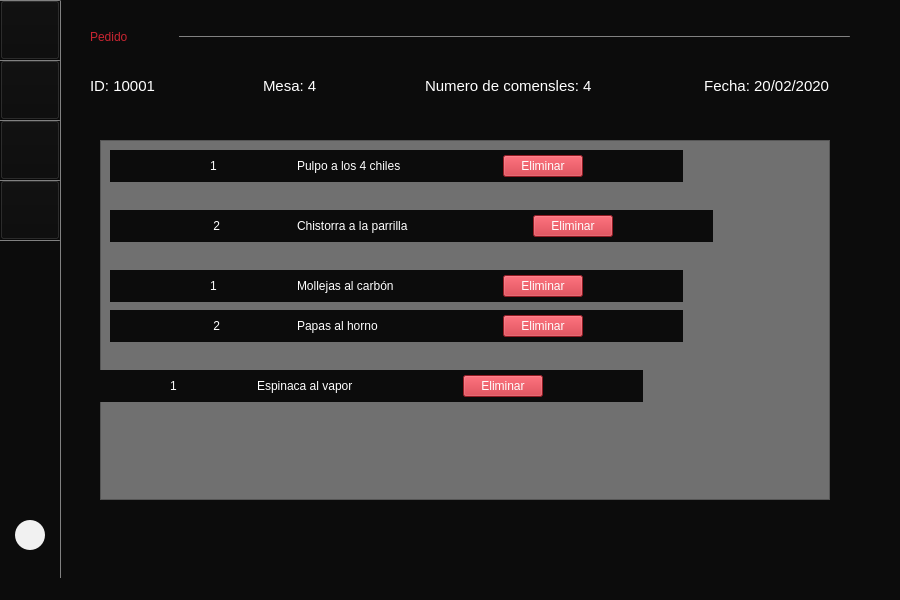
First picture: the form in Restaurante/Mesero/principal_mesero.ui, repository camvaz/restaurante-ihc, before the edit.
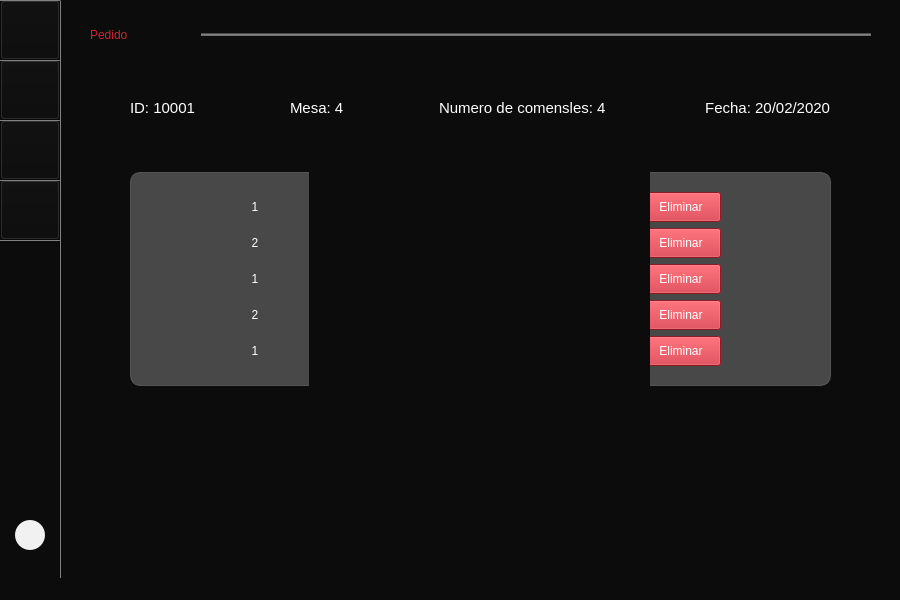
Second picture: the form after the edit. The open tabs and pages were chosen to show the change.

Commit message: cambios al layout de pedido

What changed in the file:
```diff
--- a/Restaurante/Mesero/principal_mesero.ui
+++ b/Restaurante/Mesero/principal_mesero.ui
@@ -212,7 +212,7 @@
       <x>80</x>
       <y>0</y>
       <width>801</width>
-      <height>581</height>
+      <height>583</height>
      </rect>
     </property>
     <property name="minimumSize">
@@ -231,7 +231,7 @@
      <string notr="true"/>
     </property>
     <property name="currentIndex">
-     <number>0</number>
+     <number>12</number>
     </property>
     <widget class="QWidget" name="page">
      <layout class="QGridLayout" name="gridLayout_26">
@@ -2131,7 +2131,7 @@
            <x>0</x>
            <y>0</y>
            <width>781</width>
-           <height>504</height>
+           <height>506</height>
           </rect>
          </property>
          <layout class="QGridLayout" name="gridLayout_2">
@@ -2205,7 +2205,7 @@
            <x>0</x>
            <y>0</y>
            <width>781</width>
-           <height>504</height>
+           <height>506</height>
           </rect>
          </property>
          <layout class="QGridLayout" name="gridLayout_3">
@@ -2247,7 +2247,7 @@
            <x>0</x>
            <y>0</y>
            <width>781</width>
-           <height>504</height>
+           <height>506</height>
           </rect>
          </property>
          <layout class="QGridLayout" name="gridLayout_4">
@@ -2321,7 +2321,7 @@
            <x>0</x>
            <y>0</y>
            <width>781</width>
-           <height>504</height>
+           <height>506</height>
           </rect>
          </property>
          <layout class="QGridLayout" name="gridLayout_5">
@@ -2395,7 +2395,7 @@
            <x>0</x>
            <y>0</y>
            <width>781</width>
-           <height>504</height>
+           <height>506</height>
           </rect>
          </property>
          <layout class="QGridLayout" name="gridLayout_7">
@@ -2500,7 +2500,7 @@
            <x>0</x>
            <y>0</y>
            <width>781</width>
-           <height>504</height>
+           <height>506</height>
           </rect>
          </property>
          <layout class="QGridLayout" name="gridLayout_8">
@@ -2574,7 +2574,7 @@
            <x>0</x>
            <y>0</y>
            <width>781</width>
-           <height>504</height>
+           <height>506</height>
           </rect>
          </property>
          <layout class="QGridLayout" name="gridLayout_9">
@@ -2648,7 +2648,7 @@
            <x>0</x>
            <y>0</y>
            <width>781</width>
-           <height>504</height>
+           <height>506</height>
           </rect>
          </property>
          <layout class="QGridLayout" name="gridLayout_10">
@@ -3011,7 +3011,7 @@
            <x>0</x>
            <y>0</y>
            <width>783</width>
-           <height>480</height>
+           <height>482</height>
           </rect>
          </property>
          <layout class="QGridLayout" name="gridLayout_11">
@@ -3088,7 +3088,7 @@
            <x>0</x>
            <y>0</y>
            <width>781</width>
-           <height>504</height>
+           <height>506</height>
           </rect>
          </property>
          <layout class="QGridLayout" name="gridLayout_6">
@@ -3169,47 +3169,13 @@
      </widget>
     </widget>
     <widget class="QWidget" name="page_14">
-     <widget class="Line" name="line_19">
-      <property name="geometry">
-       <rect>
-        <x>99</x>
-        <y>36</y>
-        <width>671</width>
-        <height>1</height>
-       </rect>
-      </property>
-      <property name="styleSheet">
-       <string notr="true">background-color:#707070;</string>
-      </property>
-      <property name="orientation">
-       <enum>Qt::Horizontal</enum>
-      </property>
-     </widget>
-     <widget class="QLabel" name="label_27">
-      <property name="geometry">
-       <rect>
-        <x>10</x>
-        <y>20</y>
-        <width>89</width>
-        <height>33</height>
-       </rect>
-      </property>
-      <property name="styleSheet">
-       <string notr="true">font: 16pt &quot;MS Shell Dlg 2&quot;;
-font: 75 16pt &quot;Noto Serif&quot;;
-color: rgb(201, 37, 49);</string>
-      </property>
-      <property name="text">
-       <string>Pedido</string>
-      </property>
-     </widget>
      <widget class="QLabel" name="label_pedido">
       <property name="geometry">
        <rect>
-        <x>210</x>
-        <y>180</y>
-        <width>300</width>
-        <height>250</height>
+        <x>229</x>
+        <y>140</y>
+        <width>341</width>
+        <height>311</height>
        </rect>
       </property>
       <property name="text">
@@ -3219,17 +3185,169 @@
        <bool>true</bool>
       </property>
      </widget>
+     <widget class="QWidget" name="">
+      <property name="geometry">
+       <rect>
+        <x>10</x>
+        <y>20</y>
+        <width>781</width>
+        <height>30</height>
+       </rect>
+      </property>
+      <layout class="QHBoxLayout" name="horizontalLayout_40">
+       <item>
+        <widget class="QLabel" name="label_27">
+         <property name="styleSheet">
+          <string notr="true">font: 16pt &quot;MS Shell Dlg 2&quot;;
+font: 75 16pt &quot;Noto Serif&quot;;
+color: rgb(201, 37, 49);</string>
+         </property>
+         <property name="text">
+          <string>Pedido</string>
+         </property>
+        </widget>
+       </item>
+       <item>
+        <widget class="Line" name="line_19">
+         <property name="minimumSize">
+          <size>
+           <width>670</width>
+           <height>0</height>
+          </size>
+         </property>
+         <property name="styleSheet">
+          <string notr="true">background-color:#707070;</string>
+         </property>
+         <property name="orientation">
+          <enum>Qt::Horizontal</enum>
+         </property>
+        </widget>
+       </item>
+      </layout>
+     </widget>
+     <widget class="QWidget" name="">
+      <property name="geometry">
+       <rect>
+        <x>50</x>
+        <y>60</y>
+        <width>701</width>
+        <height>326</height>
+       </rect>
+      </property>
+      <layout class="QVBoxLayout" name="verticalLayout_13">
+       <item>
+        <layout class="QGridLayout" name="gridLayout_12">
+         <item row="0" column="0">
+          <widget class="QLabel" name="label_25">
+           <property name="styleSheet">
+            <string notr="true">color: rgb(255, 255, 255);
+font: 11pt ;</string>
+           </property>
+           <property name="text">
+            <string>ID: 10001</string>
+           </property>
+          </widget>
+         </item>
+         <item row="0" column="1">
+          <spacer name="horizontalSpacer">
+           <property name="orientation">
+            <enum>Qt::Horizontal</enum>
+           </property>
+           <property name="sizeHint" stdset="0">
+            <size>
+             <width>40</width>
+             <height>20</height>
+            </size>
+           </property>
+          </spacer>
+         </item>
+         <item row="0" column="2">
+          <widget class="QLabel" name="label_26">
+           <property name="styleSheet">
+            <string notr="true">color: rgb(255, 255, 255);
+font: 11pt ;</string>
+           </property>
+           <property name="text">
+            <string>Mesa: 4</string>
+           </property>
+          </widget>
+         </item>
+         <item row="0" column="3">
+          <spacer name="horizontalSpacer_2">
+           <property name="orientation">
+            <enum>Qt::Horizontal</enum>
+           </property>
+           <property name="sizeHint" stdset="0">
+            <size>
+             <width>40</width>
+             <height>20</height>
+            </size>
+           </property>
+          </spacer>
+         </item>
+         <item row="0" column="4">
+          <widget class="QLabel" name="label_28">
+           <property name="styleSheet">
+            <string notr="true">color: rgb(255, 255, 255);
+font: 11pt ;</string>
+           </property>
+           <property name="text">
+            <string>Numero de comensles: 4</string>
+           </property>
+          </widget>
+         </item>
+         <item row="0" column="5">
+          <spacer name="horizontalSpacer_3">
+           <property name="orientation">
+            <enum>Qt::Horizontal</enum>
+           </property>
+           <property name="sizeHint" stdset="0">
+            <size>
+             <width>40</width>
+             <height>20</height>
+            </size>
+           </property>
+          </spacer>
+         </item>
+         <item row="0" column="6">
+          <widget class="QLabel" name="label_29">
+           <property name="styleSheet">
+            <string notr="true">color: rgb(255, 255, 255);
+font: 11pt ;</string>
+           </property>
+           <property name="text">
+            <string> Fecha: 20/02/2020</string>
+           </property>
+          </widget>
+         </item>
+        </layout>
+       </item>
+       <item>
+        <spacer name="verticalSpacer_24">
+         <property name="orientation">
+          <enum>Qt::Vertical</enum>
+         </property>
+         <property name="sizeType">
+          <enum>QSizePolicy::Fixed</enum>
+         </property>
+         <property name="sizeHint" stdset="0">
+          <size>
+           <width>20</width>
+           <height>10</height>
+          </size>
+         </property>
+        </spacer>
+       </item>
+       <item>
      <widget class="QFrame" name="frame_2">
-      <property name="geometry">
-       <rect>
-        <x>20</x>
-        <y>140</y>
-        <width>730</width>
-        <height>360</height>
-       </rect>
+         <property name="minimumSize">
+          <size>
+           <width>650</width>
+           <height>200</height>
+          </size>
       </property>
       <property name="styleSheet">
-       <string notr="true">QFrame{background:#707070}
+          <string notr="true">QFrame{background-color: rgba(112,112,112,0.6); border: 1px solid rgba(112,112,112,0.6); border-radius: 10px;}
  </string>
       </property>
       <property name="frameShape">
@@ -3238,15 +3356,289 @@
       <property name="frameShadow">
        <enum>QFrame::Raised</enum>
       </property>
-      <widget class="QWidget" name="">
-       <property name="geometry">
-        <rect>
-         <x>10</x>
-         <y>10</y>
-         <width>573</width>
-         <height>32</height>
-        </rect>
-       </property>
+         <layout class="QGridLayout" name="gridLayout_27">
+          <item row="2" column="0">
+           <layout class="QHBoxLayout" name="horizontalLayout_2">
+            <item>
+             <spacer name="horizontalSpacer_8">
+              <property name="orientation">
+               <enum>Qt::Horizontal</enum>
+              </property>
+              <property name="sizeType">
+               <enum>QSizePolicy::Fixed</enum>
+              </property>
+              <property name="sizeHint" stdset="0">
+               <size>
+                <width>100</width>
+                <height>20</height>
+               </size>
+              </property>
+             </spacer>
+            </item>
+            <item>
+             <widget class="QLabel" name="label_34">
+              <property name="minimumSize">
+               <size>
+                <width>30</width>
+                <height>20</height>
+               </size>
+              </property>
+              <property name="styleSheet">
+               <string notr="true">background-color: transparent; 
+ color:rgb(255, 255, 255);
+font: 10pt &quot;MS Shell Dlg 2&quot;;
+border:none;</string>
+              </property>
+              <property name="text">
+               <string>2</string>
+              </property>
+              <property name="alignment">
+               <set>Qt::AlignCenter</set>
+              </property>
+             </widget>
+            </item>
+            <item>
+             <spacer name="horizontalSpacer_9">
+              <property name="orientation">
+               <enum>Qt::Horizontal</enum>
+              </property>
+              <property name="sizeType">
+               <enum>QSizePolicy::Fixed</enum>
+              </property>
+              <property name="sizeHint" stdset="0">
+               <size>
+                <width>40</width>
+                <height>20</height>
+               </size>
+              </property>
+             </spacer>
+            </item>
+            <item>
+             <widget class="QLabel" name="label_35">
+              <property name="sizePolicy">
+               <sizepolicy hsizetype="Fixed" vsizetype="Preferred">
+                <horstretch>0</horstretch>
+                <verstretch>0</verstretch>
+               </sizepolicy>
+              </property>
+              <property name="minimumSize">
+               <size>
+                <width>180</width>
+                <height>30</height>
+               </size>
+              </property>
+              <property name="maximumSize">
+               <size>
+                <width>135</width>
+                <height>30</height>
+               </size>
+              </property>
+              <property name="styleSheet">
+               <string notr="true">font: 10pt &quot;MS Shell Dlg 2&quot;;
+background-color: transparent; 
+color:rgb(255, 255, 255);
+border:none;</string>
+              </property>
+              <property name="text">
+               <string>Chistorra a la parrilla</string>
+              </property>
+             </widget>
+            </item>
+            <item>
+             <spacer name="horizontalSpacer_10">
+              <property name="orientation">
+               <enum>Qt::Horizontal</enum>
+              </property>
+              <property name="sizeHint" stdset="0">
+               <size>
+                <width>40</width>
+                <height>20</height>
+               </size>
+              </property>
+             </spacer>
+            </item>
+            <item>
+             <widget class="QPushButton" name="pushButton_2">
+              <property name="minimumSize">
+               <size>
+                <width>80</width>
+                <height>30</height>
+               </size>
+              </property>
+              <property name="styleSheet">
+               <string notr="true">background-color:#C92531;
+color: rgb(255, 255, 255);</string>
+              </property>
+              <property name="text">
+               <string>Eliminar</string>
+              </property>
+             </widget>
+            </item>
+            <item>
+             <spacer name="horizontalSpacer_11">
+              <property name="orientation">
+               <enum>Qt::Horizontal</enum>
+              </property>
+              <property name="sizeType">
+               <enum>QSizePolicy::Fixed</enum>
+              </property>
+              <property name="sizeHint" stdset="0">
+               <size>
+                <width>100</width>
+                <height>20</height>
+               </size>
+              </property>
+             </spacer>
+            </item>
+           </layout>
+          </item>
+          <item row="6" column="0">
+           <spacer name="verticalSpacer_22">
+            <property name="orientation">
+             <enum>Qt::Vertical</enum>
+            </property>
+            <property name="sizeType">
+             <enum>QSizePolicy::Minimum</enum>
+            </property>
+            <property name="sizeHint" stdset="0">
+             <size>
+              <width>20</width>
+              <height>10</height>
+             </size>
+            </property>
+           </spacer>
+          </item>
+          <item row="5" column="0">
+           <layout class="QHBoxLayout" name="horizontalLayout_5">
+            <item>
+             <spacer name="horizontalSpacer_21">
+              <property name="orientation">
+               <enum>Qt::Horizontal</enum>
+              </property>
+              <property name="sizeType">
+               <enum>QSizePolicy::Fixed</enum>
+              </property>
+              <property name="sizeHint" stdset="0">
+               <size>
+                <width>100</width>
+                <height>20</height>
+               </size>
+              </property>
+             </spacer>
+            </item>
+            <item>
+             <widget class="QLabel" name="label_40">
+              <property name="minimumSize">
+               <size>
+                <width>30</width>
+                <height>20</height>
+               </size>
+              </property>
+              <property name="styleSheet">
+               <string notr="true">background-color: transparent; 
+ color:rgb(255, 255, 255);
+font: 10pt &quot;MS Shell Dlg 2&quot;;
+border:none;</string>
+              </property>
+              <property name="text">
+               <string>1</string>
+              </property>
+              <property name="alignment">
+               <set>Qt::AlignCenter</set>
+              </property>
+             </widget>
+            </item>
+            <item>
+             <spacer name="horizontalSpacer_17">
+              <property name="orientation">
+               <enum>Qt::Horizontal</enum>
+              </property>
+              <property name="sizeType">
+               <enum>QSizePolicy::Fixed</enum>
+              </property>
+              <property name="sizeHint" stdset="0">
+               <size>
+                <width>40</width>
+                <height>20</height>
+               </size>
+              </property>
+             </spacer>
+            </item>
+            <item>
+             <widget class="QLabel" name="label_41">
+              <property name="minimumSize">
+               <size>
+                <width>150</width>
+                <height>30</height>
+               </size>
+              </property>
+              <property name="maximumSize">
+               <size>
+                <width>135</width>
+                <height>30</height>
+               </size>
+              </property>
+              <property name="styleSheet">
+               <string notr="true">font: 10pt &quot;MS Shell Dlg 2&quot;;
+background-color: transparent; 
+color:rgb(255, 255, 255);
+border:none;
+</string>
+              </property>
+              <property name="text">
+               <string>Espinaca al vapor</string>
+              </property>
+             </widget>
+            </item>
+            <item>
+             <spacer name="horizontalSpacer_22">
+              <property name="orientation">
+               <enum>Qt::Horizontal</enum>
+              </property>
+              <property name="sizeHint" stdset="0">
+               <size>
+                <width>40</width>
+                <height>20</height>
+               </size>
+              </property>
+             </spacer>
+            </item>
+            <item>
+             <widget class="QPushButton" name="pushButton_5">
+              <property name="minimumSize">
+               <size>
+                <width>80</width>
+                <height>30</height>
+               </size>
+              </property>
+              <property name="styleSheet">
+               <string notr="true">background-color:#C92531;
+color: rgb(255, 255, 255);</string>
+              </property>
+              <property name="text">
+               <string>Eliminar</string>
+              </property>
+             </widget>
+            </item>
+            <item>
+             <spacer name="horizontalSpacer_23">
+              <property name="orientation">
+               <enum>Qt::Horizontal</enum>
+              </property>
+              <property name="sizeType">
+               <enum>QSizePolicy::Fixed</enum>
+              </property>
+              <property name="sizeHint" stdset="0">
+               <size>
+                <width>100</width>
+                <height>20</height>
+               </size>
+              </property>
+             </spacer>
+            </item>
+           </layout>
+          </item>
+          <item row="1" column="0">
        <layout class="QHBoxLayout" name="horizontalLayout">
         <item>
          <spacer name="horizontalSpacer_6">
@@ -3272,15 +3664,22 @@
             <height>20</height>
            </size>
           </property>
+              <property name="layoutDirection">
+               <enum>Qt::LeftToRight</enum>
+              </property>
           <property name="styleSheet">
            <string notr="true">background-color: transparent; 
 color: rgb(255, 255, 255);
  
-font: 10pt &quot;MS Shell Dlg 2&quot;;</string>
+font: 10pt &quot;MS Shell Dlg 2&quot;;
+border:none;</string>
           </property>
           <property name="text">
            <string>1</string>
           </property>
+              <property name="alignment">
+               <set>Qt::AlignCenter</set>
+              </property>
          </widget>
         </item>
         <item>
@@ -3288,6 +3687,9 @@
           <property name="orientation">
            <enum>Qt::Horizontal</enum>
           </property>
+              <property name="sizeType">
+               <enum>QSizePolicy::Fixed</enum>
+              </property>
           <property name="sizeHint" stdset="0">
            <size>
             <width>40</width>
@@ -3313,7 +3715,8 @@
           <property name="styleSheet">
            <string notr="true">color:rgb(255, 255, 255);
 font: 10pt &quot;MS Shell Dlg 2&quot;;
-background-color: transparent; </string>
+background-color: transparent; 
+border:none;</string>
           </property>
           <property name="text">
            <string>Pulpo a los 4 chiles</string>
@@ -3335,9 +3738,16 @@
         </item>
         <item>
          <widget class="QPushButton" name="pushButton">
+              <property name="minimumSize">
+               <size>
+                <width>80</width>
+                <height>30</height>
+               </size>
+              </property>
           <property name="styleSheet">
            <string notr="true">background-color:#C92531;
-color: rgb(255, 255, 255);</string>
+color: rgb(255, 255, 255);
+</string>
           </property>
           <property name="text">
            <string>Eliminar</string>
@@ -3361,139 +3771,8 @@
          </spacer>
         </item>
        </layout>
-      </widget>
-      <widget class="QWidget" name="">
-       <property name="geometry">
-        <rect>
-         <x>10</x>
-         <y>70</y>
-         <width>603</width>
-         <height>32</height>
-        </rect>
-       </property>
-       <layout class="QHBoxLayout" name="horizontalLayout_2">
-        <item>
-         <spacer name="horizontalSpacer_8">
-          <property name="orientation">
-           <enum>Qt::Horizontal</enum>
-          </property>
-          <property name="sizeType">
-           <enum>QSizePolicy::Fixed</enum>
-          </property>
-          <property name="sizeHint" stdset="0">
-           <size>
-            <width>100</width>
-            <height>20</height>
-           </size>
-          </property>
-         </spacer>
-        </item>
-        <item>
-         <widget class="QLabel" name="label_34">
-          <property name="minimumSize">
-           <size>
-            <width>30</width>
-            <height>20</height>
-           </size>
-          </property>
-          <property name="styleSheet">
-           <string notr="true">background-color: transparent; 
- color:rgb(255, 255, 255);
-font: 10pt &quot;MS Shell Dlg 2&quot;;</string>
-          </property>
-          <property name="text">
-           <string> 2</string>
-          </property>
-         </widget>
-        </item>
-        <item>
-         <spacer name="horizontalSpacer_9">
-          <property name="orientation">
-           <enum>Qt::Horizontal</enum>
-          </property>
-          <property name="sizeHint" stdset="0">
-           <size>
-            <width>40</width>
-            <height>20</height>
-           </size>
-          </property>
-         </spacer>
-        </item>
-        <item>
-         <widget class="QLabel" name="label_35">
-          <property name="minimumSize">
-           <size>
-            <width>180</width>
-            <height>30</height>
-           </size>
-          </property>
-          <property name="maximumSize">
-           <size>
-            <width>135</width>
-            <height>30</height>
-           </size>
-          </property>
-          <property name="styleSheet">
-           <string notr="true">font: 10pt &quot;MS Shell Dlg 2&quot;;
-background-color: transparent; 
-color:rgb(255, 255, 255);</string>
-          </property>
-          <property name="text">
-           <string>Chistorra a la parrilla</string>
-          </property>
-         </widget>
-        </item>
-        <item>
-         <spacer name="horizontalSpacer_10">
-          <property name="orientation">
-           <enum>Qt::Horizontal</enum>
-          </property>
-          <property name="sizeHint" stdset="0">
-           <size>
-            <width>40</width>
-            <height>20</height>
-           </size>
-          </property>
-         </spacer>
-        </item>
-        <item>
-         <widget class="QPushButton" name="pushButton_2">
-          <property name="styleSheet">
-           <string notr="true">background-color:#C92531;
-color: rgb(255, 255, 255);</string>
-          </property>
-          <property name="text">
-           <string>Eliminar</string>
-          </property>
-         </widget>
-        </item>
-        <item>
-         <spacer name="horizontalSpacer_11">
-          <property name="orientation">
-           <enum>Qt::Horizontal</enum>
-          </property>
-          <property name="sizeType">
-           <enum>QSizePolicy::Fixed</enum>
-          </property>
-          <property name="sizeHint" stdset="0">
-           <size>
-            <width>100</width>
-            <height>20</height>
-           </size>
-          </property>
-         </spacer>
-        </item>
-       </layout>
-      </widget>
-      <widget class="QWidget" name="">
-       <property name="geometry">
-        <rect>
-         <x>10</x>
-         <y>130</y>
-         <width>573</width>
-         <height>32</height>
-        </rect>
-       </property>
+          </item>
+          <item row="3" column="0">
        <layout class="QHBoxLayout" name="horizontalLayout_3">
         <item>
          <spacer name="horizontalSpacer_16">
@@ -3522,11 +3801,15 @@
           <property name="styleSheet">
            <string notr="true">background-color: transparent; 
  color:rgb(255, 255, 255);
-font: 10pt &quot;MS Shell Dlg 2&quot;;</string>
+font: 10pt &quot;MS Shell Dlg 2&quot;;
+border:none;</string>
           </property>
           <property name="text">
            <string>1</string>
           </property>
+              <property name="alignment">
+               <set>Qt::AlignCenter</set>
+              </property>
          </widget>
         </item>
         <item>
@@ -3534,6 +3817,9 @@
           <property name="orientation">
            <enum>Qt::Horizontal</enum>
           </property>
+              <property name="sizeType">
+               <enum>QSizePolicy::Fixed</enum>
+              </property>
           <property name="sizeHint" stdset="0">
            <size>
             <width>40</width>
@@ -3560,6 +3846,7 @@
            <string notr="true">font: 10pt &quot;MS Shell Dlg 2&quot;;
 background-color: transparent; 
 color:rgb(255, 255, 255);
+border:none;
 </string>
           </property>
           <property name="text">
@@ -3582,6 +3869,12 @@
         </item>
         <item>
          <widget class="QPushButton" name="pushButton_3">
+              <property name="minimumSize">
+               <size>
+                <width>80</width>
+                <height>30</height>
+               </size>
+              </property>
           <property name="styleSheet">
            <string notr="true">background-color:#C92531;
 color: rgb(255, 255, 255);</string>
@@ -3608,16 +3901,8 @@
          </spacer>
         </item>
        </layout>
-      </widget>
-      <widget class="QWidget" name="">
-       <property name="geometry">
-        <rect>
-         <x>10</x>
-         <y>170</y>
-         <width>573</width>
-         <height>32</height>
-        </rect>
-       </property>
+          </item>
+          <item row="4" column="0">
        <layout class="QHBoxLayout" name="horizontalLayout_4">
         <item>
          <spacer name="horizontalSpacer_19">
@@ -3646,10 +3931,14 @@
           <property name="styleSheet">
            <string notr="true">background-color: transparent; 
  color:rgb(255, 255, 255);
-font: 10pt &quot;MS Shell Dlg 2&quot;;</string>
+font: 10pt &quot;MS Shell Dlg 2&quot;;
+border:none;</string>
           </property>
           <property name="text">
-           <string> 2</string>
+               <string>2</string>
+              </property>
+              <property name="alignment">
+               <set>Qt::AlignCenter</set>
           </property>
          </widget>
         </item>
@@ -3658,6 +3947,9 @@
           <property name="orientation">
            <enum>Qt::Horizontal</enum>
           </property>
+              <property name="sizeType">
+               <enum>QSizePolicy::Fixed</enum>
+              </property>
           <property name="sizeHint" stdset="0">
            <size>
             <width>40</width>
@@ -3684,7 +3976,7 @@
            <string notr="true">font: 10pt &quot;MS Shell Dlg 2&quot;;
 background-color: transparent; 
 color:rgb(255, 255, 255);
-</string>
+border:none;</string>
           </property>
           <property name="text">
            <string>Papas al horno</string>
@@ -3706,6 +3998,12 @@
         </item>
         <item>
          <widget class="QPushButton" name="pushButton_4">
+              <property name="minimumSize">
+               <size>
+                <width>80</width>
+                <height>30</height>
+               </size>
+              </property>
           <property name="styleSheet">
            <string notr="true">background-color:#C92531;
 color: rgb(255, 255, 255);</string>
@@ -3732,227 +4030,33 @@
          </spacer>
         </item>
        </layout>
-      </widget>
-      <widget class="QWidget" name="">
-       <property name="geometry">
-        <rect>
-         <x>-30</x>
-         <y>230</y>
-         <width>573</width>
-         <height>32</height>
-        </rect>
-       </property>
-       <layout class="QHBoxLayout" name="horizontalLayout_5">
-        <item>
-         <spacer name="horizontalSpacer_21">
-          <property name="orientation">
-           <enum>Qt::Horizontal</enum>
-          </property>
-          <property name="sizeType">
-           <enum>QSizePolicy::Fixed</enum>
-          </property>
-          <property name="sizeHint" stdset="0">
-           <size>
-            <width>100</width>
-            <height>20</height>
-           </size>
-          </property>
-         </spacer>
-        </item>
-        <item>
-         <widget class="QLabel" name="label_40">
-          <property name="minimumSize">
-           <size>
-            <width>30</width>
-            <height>20</height>
-           </size>
-          </property>
-          <property name="styleSheet">
-           <string notr="true">background-color: transparent; 
- color:rgb(255, 255, 255);
-font: 10pt &quot;MS Shell Dlg 2&quot;;</string>
-          </property>
-          <property name="text">
-           <string>1</string>
-          </property>
-         </widget>
-        </item>
-        <item>
-         <spacer name="horizontalSpacer_17">
-          <property name="orientation">
-           <enum>Qt::Horizontal</enum>
-          </property>
-          <property name="sizeHint" stdset="0">
-           <size>
-            <width>40</width>
-            <height>20</height>
-           </size>
-          </property>
-         </spacer>
-        </item>
-        <item>
-         <widget class="QLabel" name="label_41">
-          <property name="minimumSize">
-           <size>
-            <width>150</width>
-            <height>30</height>
-           </size>
-          </property>
-          <property name="maximumSize">
-           <size>
-            <width>135</width>
-            <height>30</height>
-           </size>
-          </property>
-          <property name="styleSheet">
-           <string notr="true">font: 10pt &quot;MS Shell Dlg 2&quot;;
-background-color: transparent; 
-color:rgb(255, 255, 255);
-</string>
-          </property>
-          <property name="text">
-           <string>Espinaca al vapor</string>
-          </property>
-         </widget>
-        </item>
-        <item>
-         <spacer name="horizontalSpacer_22">
-          <property name="orientation">
-           <enum>Qt::Horizontal</enum>
-          </property>
-          <property name="sizeHint" stdset="0">
-           <size>
-            <width>40</width>
-            <height>20</height>
-           </size>
-          </property>
-         </spacer>
-        </item>
-        <item>
-         <widget class="QPushButton" name="pushButton_5">
-          <property name="styleSheet">
-           <string notr="true">background-color:#C92531;
-color: rgb(255, 255, 255);</string>
-          </property>
-          <property name="text">
-           <string>Eliminar</string>
-          </property>
-         </widget>
-        </item>
-        <item>
-         <spacer name="horizontalSpacer_23">
-          <property name="orientation">
-           <enum>Qt::Horizontal</enum>
-          </property>
-          <property name="sizeType">
-           <enum>QSizePolicy::Fixed</enum>
-          </property>
-          <property name="sizeHint" stdset="0">
-           <size>
-            <width>100</width>
-            <height>20</height>
-           </size>
-          </property>
-         </spacer>
-        </item>
-       </layout>
-      </widget>
-     </widget>
-     <widget class="QWidget" name="layoutWidget">
-      <property name="geometry">
-       <rect>
-        <x>10</x>
-        <y>60</y>
-        <width>740</width>
-        <height>51</height>
-       </rect>
-      </property>
-      <layout class="QGridLayout" name="gridLayout_12">
+          </item>
        <item row="0" column="0">
-        <widget class="QLabel" name="label_25">
-         <property name="styleSheet">
-          <string notr="true">color: rgb(255, 255, 255);
-font: 11pt ;</string>
-         </property>
-         <property name="text">
-          <string>ID: 10001</string>
-         </property>
-        </widget>
-       </item>
-       <item row="0" column="1">
-        <spacer name="horizontalSpacer">
+           <spacer name="verticalSpacer_23">
          <property name="orientation">
-          <enum>Qt::Horizontal</enum>
-         </property>
-         <property name="sizeHint" stdset="0">
-          <size>
-           <width>40</width>
-           <height>20</height>
-          </size>
-         </property>
-        </spacer>
-       </item>
-       <item row="0" column="2">
-        <widget class="QLabel" name="label_26">
-         <property name="styleSheet">
-          <string notr="true">color: rgb(255, 255, 255);
-font: 11pt ;</string>
-         </property>
-         <property name="text">
-          <string>Mesa: 4</string>
-         </property>
-        </widget>
-       </item>
-       <item row="0" column="3">
-        <spacer name="horizontalSpacer_2">
-         <property name="orientation">
-          <enum>Qt::Horizontal</enum>
-         </property>
+             <enum>Qt::Vertical</enum>
+            </property>
+            <property name="sizeType">
+             <enum>QSizePolicy::Minimum</enum>
+            </property>
          <property name="sizeHint" stdset="0">
           <size>
-           <width>40</width>
-           <height>20</height>
+              <width>20</width>
+              <height>10</height>
           </size>
          </property>
         </spacer>
        </item>
-       <item row="0" column="4">
-        <widget class="QLabel" name="label_28">
-         <property name="styleSheet">
-          <string notr="true">color: rgb(255, 255, 255);
-font: 11pt ;</string>
-         </property>
-         <property name="text">
-          <string>Numero de comensles: 4</string>
-         </property>
+         </layout>
         </widget>
        </item>
-       <item row="0" column="5">
-        <spacer name="horizontalSpacer_3">
-         <property name="orientation">
-          <enum>Qt::Horizontal</enum>
-         </property>
-         <property name="sizeHint" stdset="0">
-          <size>
-           <width>40</width>
-           <height>20</height>
-          </size>
-         </property>
-        </spacer>
-       </item>
-       <item row="0" column="6">
-        <widget class="QLabel" name="label_29">
-         <property name="styleSheet">
-          <string notr="true">color: rgb(255, 255, 255);
-font: 11pt ;</string>
-         </property>
-         <property name="text">
-          <string> Fecha: 20/02/2020</string>
-         </property>
-        </widget>
-       </item>
       </layout>
      </widget>
+     <zorder>label_pedido</zorder>
+     <zorder>line_19</zorder>
+     <zorder>label_27</zorder>
+     <zorder>frame_2</zorder>
+     <zorder>layoutWidget</zorder>
     </widget>
    </widget>
    <widget class="Line" name="line">
```
Lines whose indentation alone changed are shown as unchanged.
